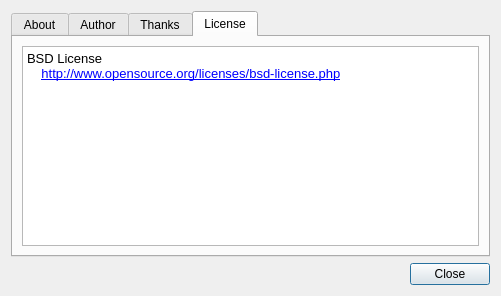
Before: the Qt Designer form src/ui/about.ui in anilFree/seascope, drawn with Qt 5.
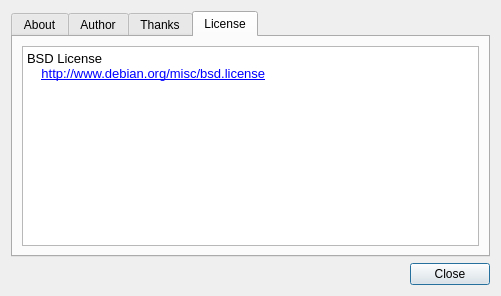
After: the same form once the commit is applied. The open tabs and pages were chosen to show the change.

Commit message: updating license info

Patch:
```diff
--- a/src/ui/about.ui
+++ b/src/ui/about.ui
@@ -190,7 +190,7 @@
 p, li { white-space: pre-wrap; }
 &lt;/style&gt;&lt;/head&gt;&lt;body style=&quot; font-family:'Sans'; font-size:10pt; font-weight:400; font-style:normal;&quot;&gt;
 &lt;p style=&quot; margin-top:0px; margin-bottom:0px; margin-left:0px; margin-right:0px; -qt-block-indent:0; text-indent:0px;&quot;&gt;BSD License&lt;/p&gt;
-&lt;p style=&quot; margin-top:0px; margin-bottom:0px; margin-left:0px; margin-right:0px; -qt-block-indent:0; text-indent:0px;&quot;&gt;    &lt;a href=&quot;http://www.opensource.org/licenses/bsd-license.php&quot;&gt;&lt;span style=&quot; text-decoration: underline; color:#0000ff;&quot;&gt;http://www.opensource.org/licenses/bsd-license.php&lt;/span&gt;&lt;/a&gt;&lt;/p&gt;
+&lt;p style=&quot; margin-top:0px; margin-bottom:0px; margin-left:0px; margin-right:0px; -qt-block-indent:0; text-indent:0px;&quot;&gt;    &lt;a href=&quot;http://www.opensource.org/licenses/bsd-license.php&quot;&gt;&lt;span style=&quot; text-decoration: underline; color:#0000ff;&quot;&gt;http://www.debian.org/misc/bsd.license&lt;/span&gt;&lt;/a&gt;&lt;/p&gt;
 &lt;p style=&quot;-qt-paragraph-type:empty; margin-top:0px; margin-bottom:0px; margin-left:0px; margin-right:0px; -qt-block-indent:0; text-indent:0px;&quot;&gt;&lt;/p&gt;
 &lt;p style=&quot; margin-top:0px; margin-bottom:0px; margin-left:0px; margin-right:0px; -qt-block-indent:0; text-indent:0px;&quot;&gt;&lt;br /&gt;&lt;/p&gt;&lt;/body&gt;&lt;/html&gt;</string>
          </property>
```
